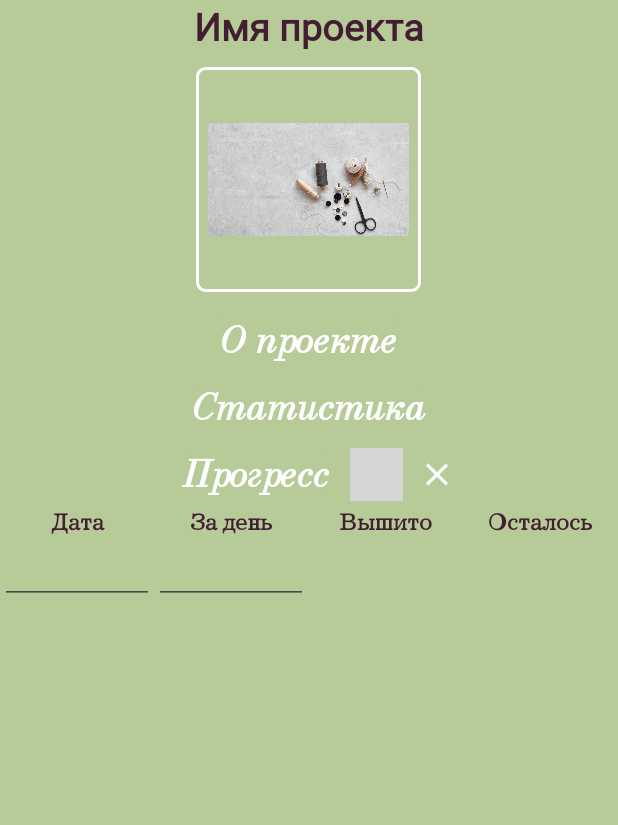
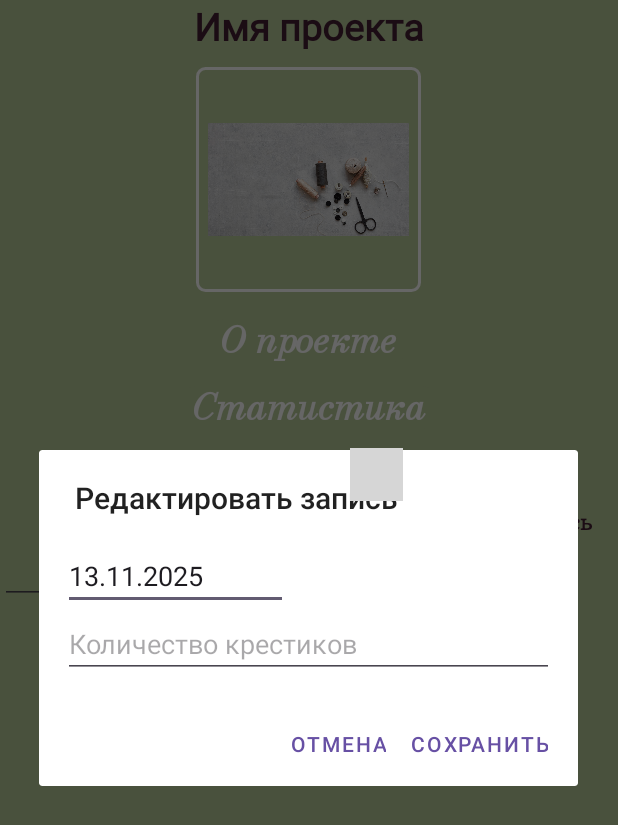
Before and after one commit to eseniav/androidCrossStitchCounter, an Android app: the fragment ProjDiaryFragment shown on its own in the app's theme, after a tap on "Добавить", on a phone screen of 412 x 824 dp. Shown: the top 825 px of the screen. Run offline under Robolectric (Android 15) with nearby library versions, the phone set to English and light mode, and no system bars; our stand-ins replace Room's generated code; 8 statements that could not run were skipped; 2 other taps on this screen came first; grey boxes are pictures that could not be loaded.

Commit message:
add alert dialog

```diff
--- a/app/src/main/java/com/example/androidcrossstitchcounter/fragments/ProjDiaryFragment.kt
+++ b/app/src/main/java/com/example/androidcrossstitchcounter/fragments/ProjDiaryFragment.kt
@@ -1,12 +1,16 @@
 package com.example.androidcrossstitchcounter.fragments
 
+import android.app.AlertDialog
+import android.content.Context
 import android.os.Bundle
 import androidx.fragment.app.Fragment
 import android.view.LayoutInflater
 import android.view.View
 import android.view.ViewGroup
+import android.widget.EditText
 import android.widget.ImageView
 import android.widget.TableRow
+import android.widget.TextView
 import android.widget.Toast
 import androidx.lifecycle.LifecycleOwner
 import androidx.lifecycle.lifecycleScope
@@ -60,6 +64,7 @@ class ProjDiaryFragment : Fragment() {
     private lateinit var diary: ProjDiary
     private lateinit var project: Project
     private lateinit var diaryAdapter: ProjDiaryAdapter
+    private lateinit var diaryNotes: List<ProjDiaryEntry>
 
     override fun onCreate(savedInstanceState: Bundle?) {
         super.onCreate(savedInstanceState)
@@ -111,6 +116,39 @@ class ProjDiaryFragment : Fragment() {
         }
     }
 
+    private fun showEditDialog() {
+        val builder = AlertDialog.Builder(context)
+        builder.setTitle("Редактировать запись")
+
+        // Создаём View для диалога (можно использовать layout)
+        val dialogView = LayoutInflater.from(context)
+            .inflate(R.layout.dialog_edit_diary, null)
+
+        val editDate = dialogView.findViewById<TextView>(R.id.date)
+        val editCross = dialogView.findViewById<EditText>(R.id.editCross)
+        val editDateField = dialogView.findViewById<EditText>(R.id.editDate)
+
+        // Заполняем текущие значения
+        editDateField.visibility = View.VISIBLE
+        editDate.visibility = View.GONE
+        editDateField.setText(LocalDate.now().format(DateTimeFormatter.ofPattern("dd.MM.yyyy")))
+        builder.setView(dialogView)
+
+        builder.setPositiveButton("Сохранить") { _, _ ->
+            // Получаем новые значения
+            val newCross = editCross.text.toString().toIntOrNull() ?: return@setPositiveButton
+
+
+            // Обновляем данные
+            lifecycleScope.launch {
+
+
+            }
+        }
+        builder.setNegativeButton("Отмена", null)
+        builder.show()
+    }
+
     fun addDiaryEntry() {
         val diaryEntry = ProjDiary(
             date = LocalDate.parse(binding.date.text.toString(),
@@ -137,6 +175,7 @@ class ProjDiaryFragment : Fragment() {
                 ProjDiaryEntry(it, done, remains)
             }
             diaryAdapter.updateDiaryNotes(entries.reversed())
+            diaryNotes = entries
         }
     }
     fun loadProject() {
@@ -158,6 +197,7 @@ class ProjDiaryFragment : Fragment() {
 
         binding.imageAdd.setOnClickListener {
             changeVisibility(true)
+            showEditDialog()
         }
         binding.imageCancel.setOnClickListener {
             changeVisibility(false)
```
